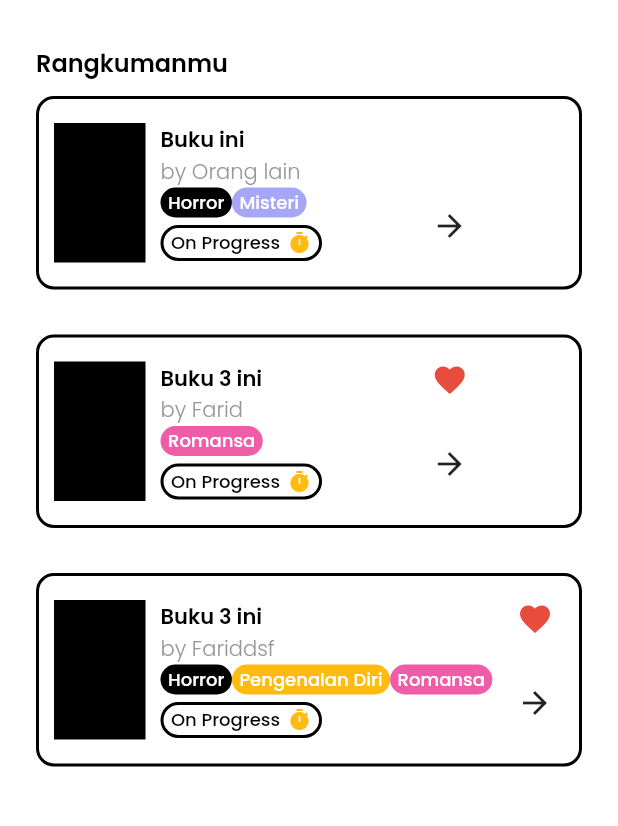
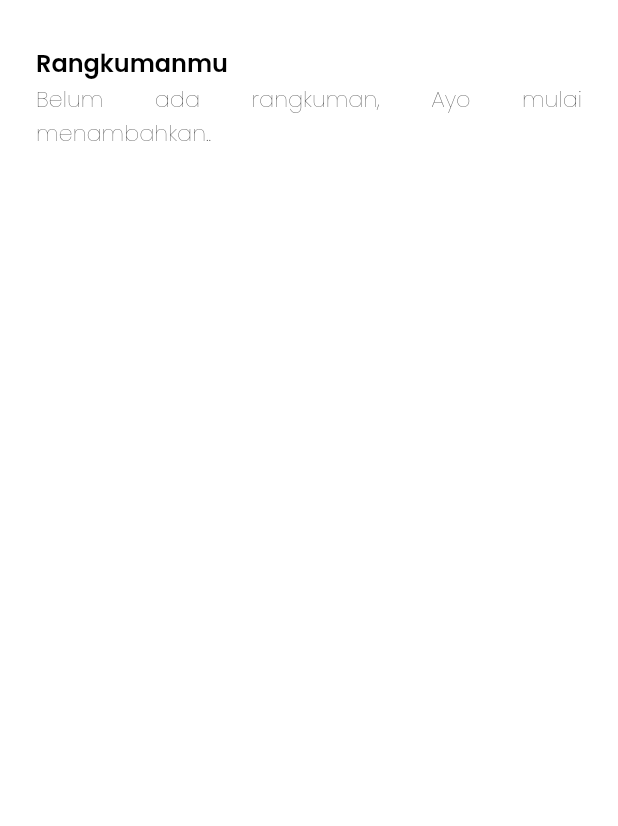
Before and after one commit to flitzcore/SukaBaca, a Flutter app: the MainPage screen opened directly, on a phone screen of 412 x 824 dp, the part 99-925 px from its top. Run offline on Flutter 3.47's test engine with Material 2 defaults, Android fonts, the phone set to English and light mode, and no system bars; our stand-ins replace google_fonts, sqflite; accounts and stored records are empty.

Commit message:
perbaikan dikit

```diff
--- a/lib/Pages/main_page.dart
+++ b/lib/Pages/main_page.dart
@@ -1,5 +1,6 @@
 import 'package:flutter/material.dart';
 import 'package:suka_baca/Pages/search_page.dart';
+import 'package:suka_baca/Utility/kumpulan_text.dart';
 import 'package:suka_baca/Widget/genre_widget.dart';
 import 'package:suka_baca/Widget/progress_widget.dart';
 import 'package:suka_baca/Widget/rangkuman_card.dart';
@@ -28,7 +29,7 @@ class _MainPageState extends State<MainPage> {
         onProgress: true,
         nama_pengarang: "Orang lain",
         favorit: false,
-        deskripsi: "dksd",
+        deskripsi: "Annotations have no effect on the meaning of a Dart program. This annotation is recognized by the Dart analyzer, and it allows the analyzer to provide hints or warnings for some potential problems of an otherwise valid program. As such, the meaning of this annotation is defined by the Dart analyzer.The @override annotation expresses the intent that a declaration should override an interface method, something which is not visible from the declaration itself. This extra information allows the analyzer to provide a warning when that intent is not satisfied, where a member is intended to override a superclass member or implement an interface member, but fails to do so. Such a situation can arise if a member name is mistyped, or if the superclass renames the member.The @override annotation applies to instance methods, instance getters, instance setters and instance variables (fields). When applied to an instance variable, it means that the variable's implicit getter and setter (if any) are marked as overriding. It has no effect on the variable itself.Further lints can be used to enable more warnings based on @override annotations.",
         judul: "Buku ini",
         horror: true,
         misteri: true
@@ -37,7 +38,7 @@ class _MainPageState extends State<MainPage> {
         onProgress: true,
         nama_pengarang: "Farid",
         favorit: true,
-        deskripsi: "dksd",
+        deskripsi: "Kata-kata Cinta Romantis Buat Pasangan, Pacar, Kekasih, Keluarga – Gramedians akan merayakan hari jadian? Si dia ulang tahun? Atau hanya sekedar merayakan saat istimewa untuk cinta? Tidak ada yang lebih baik dari kutipan atau quotes tentang cinta yang cantik untuk menyertai kartu ucapan.Kamu bisa mengambill dari kata-kata mutiara yang pernah diucapkan oleh tokoh terkenal, kutipan dari buku atau sumber apapun yang pernah kita baca bertahun lampau, papan reklame, iklan di televisi, radio, atau internet, lirik lagu favorit, ucapan si dia yang mengena di hati, atau bahkan kata bijak karangan Gramedian sendiri.",
         judul: "Buku 3 ini",
         romansa: true
     );
@@ -45,7 +46,7 @@ class _MainPageState extends State<MainPage> {
         onProgress: true,
         nama_pengarang: "Fariddsf",
         favorit: true,
-        deskripsi: "dksd",
+        deskripsi: "Tak mudah untuk mendefinisikan cinta secara pasti. Apalagi kalau menyangkut cinta sejati. Namun pastinya semua orang pernah mengetahui apa rasanya cinta dan kapan mereka akan merasakan hal ini.Cinta bisa diungkapkan pada siapa saja dan kapan saja. Tak perlu kata-kata rumit untuk mengungkapkannya. Dengan kata-kata cinta sederhana tapi bermakna perasaanmu sudah dapat terwakilkan.Untuk mengungkapkan perasaan cinta memang banyak caranya, namun sesuatu yang mampu menyentuh hati adalah dengan kata-kata cinta sejati. Nggak hanya terdengar indah, kalimat penuh makna ini mampu membuat siapa saja yang membacanya merasa bahagia, tenang dan merasa mendapatkan kepastian di hati seseorang.Kata-kata cinta sejati memiliki makna sebagai kasih sayang yang tulus kepada seseorang. Bagaimana kamu memandangnya dan meyakinkannya adalah salah salah satu reaksi perasaan cinta. Ini juga dapat diartikan sebagai kegembiraan melihat, menyentuh dan merasakan makhluk yang dicintai dengan penuh ketulusan cinta dengan seluruh indera.Selain memiliki makna mendalam, kata-kata cinta sejati tidak jarang juga mampu sedikit mengobati rasa sakit hati. Sebab, dalam kata-kata cinta sejati terdapat pesan yang dalam tentang makna cinta dan bagaimana menyikapi cinta itu sendiri.",
         judul: "Buku 3 ini",
         romansa: true,
       pengenalan_diri: true,
@@ -71,13 +72,41 @@ class _MainPageState extends State<MainPage> {
   }
   @override
   Widget build(BuildContext context) {
-  if (add == false) addData();
+  //if (add == false) addData();
 
     return Scaffold(
       backgroundColor: whiteColor,
       body: Padding(
         padding: const EdgeInsets.symmetric(horizontal: 24),
-        child: Column(
+        child: isLoading?Center(child: CircularProgressIndicator()):
+            rangkuman.isEmpty?Column(
+              mainAxisAlignment: MainAxisAlignment.start,
+              crossAxisAlignment: CrossAxisAlignment.start,
+              children: [
+                SizedBox(
+                  height: 30,
+                ),
+                Text(
+                  "SukaBaca",
+                  style: semiBlackBoldTextStyle.copyWith(
+                    fontSize: 24,
+                  ),
+                ),
+                SizedBox(
+                  height: 30,
+                ),
+                // TextField(
+
+                Text(
+                  "Rangkumanmu",
+                  style: semiBlackBoldTextStyle.copyWith(
+                    fontSize: 16,
+                  ),
+                ),
+                BodyText(text: "Belum ada rangkuman, Ayo mulai menambahkan.."),
+              ],
+            ):
+        Column(
           mainAxisAlignment: MainAxisAlignment.start,
           crossAxisAlignment: CrossAxisAlignment.start,
           children: [
@@ -112,7 +141,7 @@ class _MainPageState extends State<MainPage> {
                     return Column(
                       children: [
                         RangkumanCard(
-                          id: index,
+                          id: index+1,
                           isFavorite: rangkuman[index].favorit,
                           nama_pengarang: rangkuman[index].nama_pengarang,
                           judul: rangkuman[index].judul,
--- a/lib/Pages/rangkuman_page.dart
+++ b/lib/Pages/rangkuman_page.dart
@@ -1,5 +1,7 @@
 import 'package:flutter/material.dart';
 import 'package:suka_baca/Pages/tambahrangkuman_page.dart';
+import 'package:suka_baca/database/rangkuman.dart';
+import 'package:suka_baca/database/rangkuman_database.dart';
 
 import '../Utility/theme.dart';
 import '../Widget/genre_widget.dart';
@@ -17,6 +19,34 @@ class RangkumanPage extends StatefulWidget {
 }
 
 class _RangkumanPageState extends State<RangkumanPage> {
+  late Rangkuman rangkuman;
+  bool isLoading = false;
+  List<Widget> genre=[];
+  void fillGenre(){
+    genre.clear();
+    genre.add(SizedBox());
+    if(rangkuman.horror)genre.add(horror);
+    if(rangkuman.petualangan)genre.add(petualangan);
+    if(rangkuman.pengenalan_diri)genre.add(pengenalanDiri);
+    if(rangkuman.komedi)genre.add(komedi);
+    if(rangkuman.romansa)genre.add(romansa);
+    if(rangkuman.fiksi)genre.add(fiksi);
+    if(rangkuman.thriller)genre.add(thriller);
+    if(rangkuman.misteri)genre.add(misteri);
+  }
+  @override
+  void initState() {
+    super.initState();
+
+    refreshNote();
+  }
+  Future refreshNote() async {
+    setState(() => isLoading = true);
+
+    this.rangkuman = await RangkumanDatabase.instance.readRangkuman(widget.rid);
+
+    setState(() => isLoading = false);
+  }
   final itemsGenre = [
     horror,
     petualangan,
@@ -34,10 +64,13 @@ class _RangkumanPageState extends State<RangkumanPage> {
   ];
   @override
   Widget build(BuildContext context) {
+  fillGenre();
     return Scaffold(
       backgroundColor: whiteColor,
       body: SafeArea(
-        child: Padding(
+        child: isLoading
+            ? Center(child: CircularProgressIndicator())
+            :Padding(
           padding: EdgeInsets.symmetric(horizontal: 24),
           child: ListView(
             physics: BouncingScrollPhysics(),
@@ -79,7 +112,7 @@ class _RangkumanPageState extends State<RangkumanPage> {
                     crossAxisAlignment: CrossAxisAlignment.start,
                     children: [
                       Text(
-                        "Guy Kawasaki",
+                        rangkuman.judul.toString(),
                         style: semiBlackBoldTextStyle.copyWith(
                           fontSize: 20,
                         ),
@@ -88,7 +121,7 @@ class _RangkumanPageState extends State<RangkumanPage> {
                         height: 5,
                       ),
                       Text(
-                        "by Alexander Nato",
+                        "by ${rangkuman.nama_pengarang.toString()}",
                         style: lightTextStyle.copyWith(
                           fontSize: 14,
                         ),
@@ -97,17 +130,7 @@ class _RangkumanPageState extends State<RangkumanPage> {
                         height: 5,
                       ),
                       Row(
-                        children: [
-                          romansa,
-                          SizedBox(
-                            width: 5,
-                          ),
-                          komedi,
-                          SizedBox(
-                            width: 5,
-                          ),
-                          pengenalanDiri,
-                        ],
+                        children: genre
                       ),
                       SizedBox(
                         height: 5,
@@ -121,23 +144,7 @@ class _RangkumanPageState extends State<RangkumanPage> {
                         height: 30,
                       ),
                       Text(
-                        "Risus et a nam at quis mauris posuere tellus. Non turpis vel massa, sodales. Venenatis, turpis vel egestas diam id. Volutpat id sagittis, nisl sed euismod tempus. Pharetra, massa velit, lorem mauris amet.",
-                        style: regularBlackTextSTyle.copyWith(fontSize: 14),
-                        textAlign: TextAlign.justify,
-                      ),
-                      SizedBox(
-                        height: 5,
-                      ),
-                      Text(
-                        "Risus et a nam at quis mauris posuere tellus. Non turpis vel massa, sodales. Venenatis, turpis vel egestas diam id. Volutpat id sagittis, nisl sed euismod tempus. Pharetra, massa velit, lorem mauris amet.",
-                        style: regularBlackTextSTyle.copyWith(fontSize: 14),
-                        textAlign: TextAlign.justify,
-                      ),
-                      SizedBox(
-                        height: 5,
-                      ),
-                      Text(
-                        "Risus et a nam at quis mauris posuere tellus. Non turpis vel massa, sodales. Venenatis, turpis vel egestas diam id. Volutpat id sagittis, nisl sed euismod tempus. Pharetra, massa velit, lorem mauris amet.",
+                        rangkuman.deskripsi.toString(),
                         style: regularBlackTextSTyle.copyWith(fontSize: 14),
                         textAlign: TextAlign.justify,
                       ),
```
